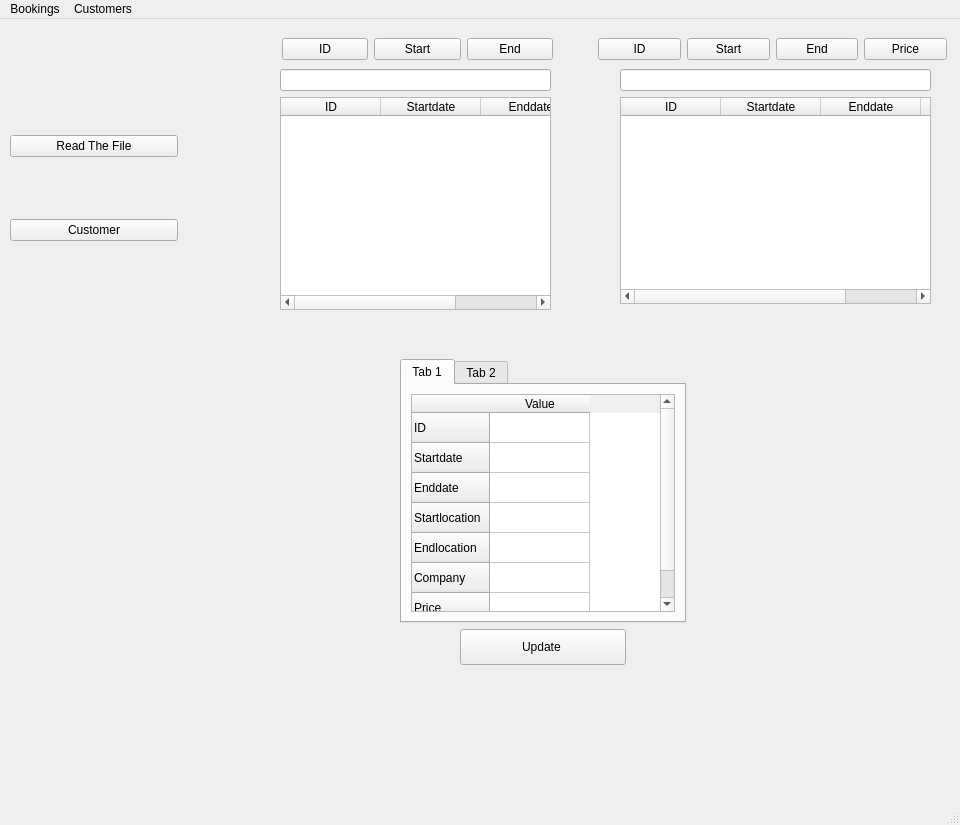
Before: the Qt Designer form upandaway/travelagencyui.ui in tuandung18/Upandaway, drawn with Qt 5.
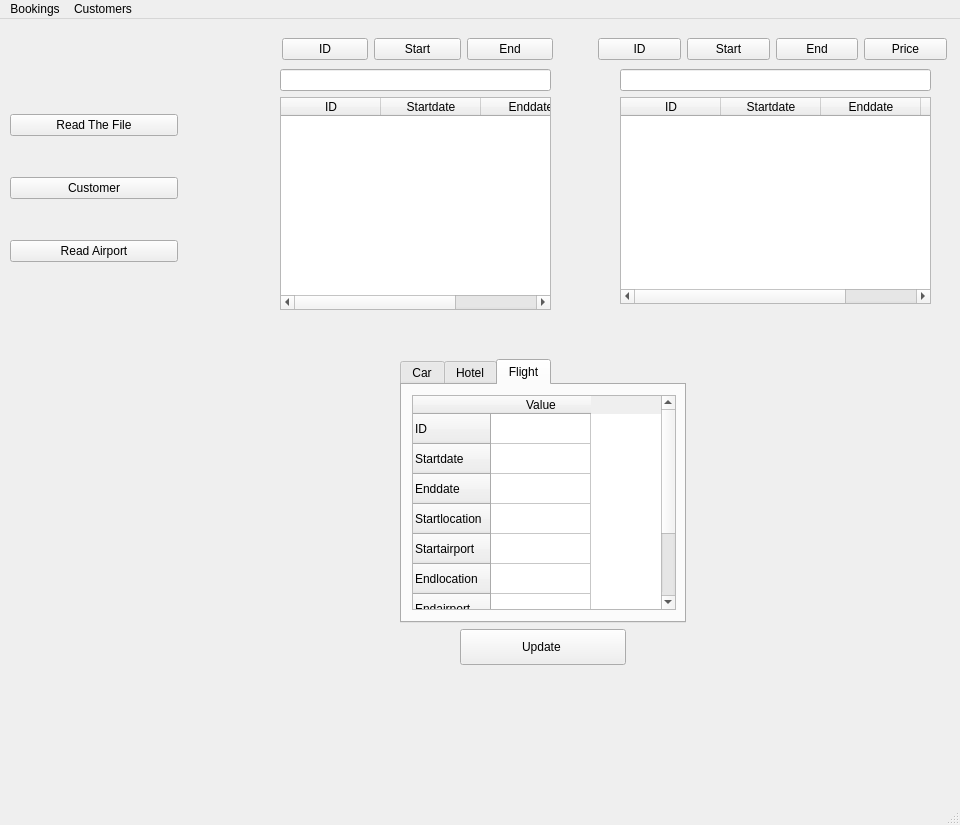
After: the same form once the commit is applied.

```diff
--- a/upandaway/travelagencyui.ui
+++ b/upandaway/travelagencyui.ui
@@ -47,6 +47,13 @@
        </property>
       </widget>
      </item>
+     <item>
+      <widget class="QPushButton" name="readAirport">
+       <property name="text">
+        <string>Read Airport</string>
+       </property>
+      </widget>
+     </item>
     </layout>
    </widget>
    <widget class="QWidget" name="layoutWidget">
@@ -81,11 +88,11 @@
      </rect>
     </property>
     <property name="currentIndex">
-     <number>0</number>
+     <number>2</number>
     </property>
     <widget class="QWidget" name="tab">
      <attribute name="title">
-      <string>Tab 1</string>
+      <string>Car</string>
      </attribute>
      <layout class="QHBoxLayout" name="horizontalLayout">
       <item>
@@ -136,7 +143,7 @@
     </widget>
     <widget class="QWidget" name="tab_2">
      <attribute name="title">
-      <string>Tab 2</string>
+      <string>Hotel</string>
      </attribute>
      <layout class="QVBoxLayout" name="verticalLayout_3">
       <item>
@@ -180,6 +187,84 @@
       </item>
      </layout>
     </widget>
+    <widget class="QWidget" name="tab_3">
+     <attribute name="title">
+      <string>Flight</string>
+     </attribute>
+     <widget class="QTableWidget" name="tableWidget_5">
+      <property name="geometry">
+       <rect>
+        <x>10</x>
+        <y>10</y>
+        <width>264</width>
+        <height>215</height>
+       </rect>
+      </property>
+      <row>
+       <property name="text">
+        <string>ID</string>
+       </property>
+      </row>
+      <row>
+       <property name="text">
+        <string>Startdate</string>
+       </property>
+      </row>
+      <row>
+       <property name="text">
+        <string>Enddate</string>
+       </property>
+      </row>
+      <row>
+       <property name="text">
+        <string>Startlocation</string>
+       </property>
+      </row>
+      <row>
+       <property name="text">
+        <string>Startairport</string>
+       </property>
+      </row>
+      <row>
+       <property name="text">
+        <string>Endlocation</string>
+       </property>
+      </row>
+      <row>
+       <property name="text">
+        <string>Endairport</string>
+       </property>
+      </row>
+      <row>
+       <property name="text">
+        <string>Company</string>
+       </property>
+      </row>
+      <row>
+       <property name="text">
+        <string>Price</string>
+       </property>
+      </row>
+      <column>
+       <property name="text">
+        <string>Value</string>
+       </property>
+      </column>
+      <item row="4" column="0">
+       <property name="text">
+        <string/>
+       </property>
+       <property name="flags">
+        <set>ItemIsDragEnabled|ItemIsDropEnabled|ItemIsUserCheckable|ItemIsEnabled</set>
+       </property>
+      </item>
+      <item row="5" column="0">
+       <property name="flags">
+        <set>ItemIsDragEnabled|ItemIsDropEnabled|ItemIsUserCheckable|ItemIsEnabled</set>
+       </property>
+      </item>
+     </widget>
+    </widget>
    </widget>
    <widget class="QPushButton" name="pushButton">
     <property name="geometry">
```
Left out of the diff: 2 changed lines with no effect on the pictures.
